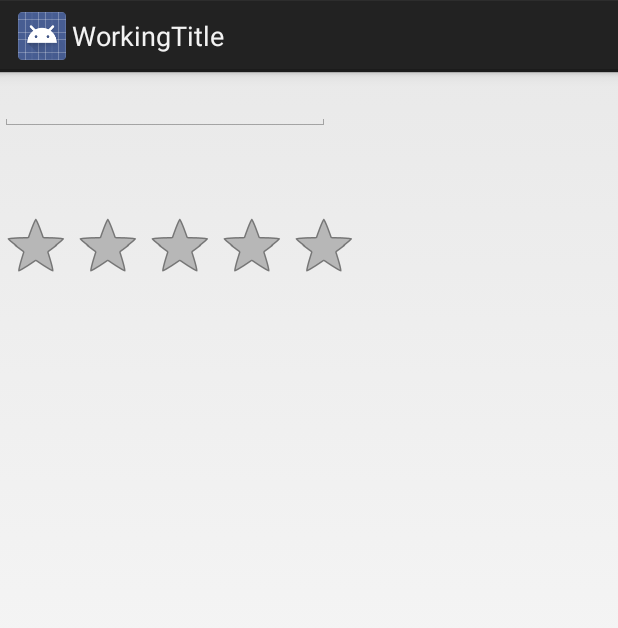
After one commit to mattisebastian/WorkingTitle, an Android app: the layout create_news_spot.xml on its own in the app's theme, with its tools: preview values and no code run, on a phone screen of 412 x 824 dp. The commit adds this screen. Shown: the top 628 px of the screen. Run offline under Robolectric (Android 15) with nearby library versions, the phone set to English and light mode, and no system bars.

Commit message:
create spots and send data to map activity

```diff
--- /dev/null
+++ b/app/src/main/res/layout/create_news_spot.xml
@@ -0,0 +1,23 @@
+<?xml version="1.0" encoding="utf-8"?>
+<LinearLayout xmlns:android="http://schemas.android.com/apk/res/android"
+    android:layout_width="match_parent"
+    android:layout_height="match_parent"
+    android:orientation="vertical"
+    android:weightSum="1">
+
+    <EditText
+        android:id="@+id/locationName"
+        android:layout_width="220dp"
+        android:layout_height="wrap_content" />
+
+    <TextView
+        android:id="@+id/addressField"
+        android:layout_width="220dp"
+        android:layout_height="wrap_content"
+        android:layout_weight="0.05" />
+
+    <RatingBar
+        android:id="@+id/ratingBar"
+        android:layout_width="wrap_content"
+        android:layout_height="wrap_content" />
+</LinearLayout>
```
Also changed, not shown: app/src/main/java/de/admuc/gruppe12/workingtitle/CreateNewSpotDialog.java (added, +85 -0 lines), app/src/main/java/de/admuc/gruppe12/workingtitle/MapsActivity.java (+54 -35 lines).
